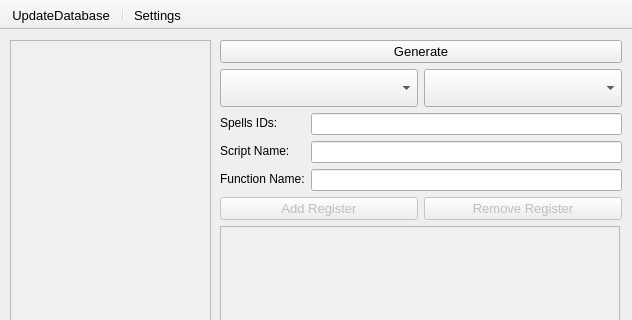
First picture: the form in mainwindow.ui, repository Yourp/UWOWDevelopHelper, before the edit; both pictures show x 0 to 632 and y 0 to 320 of the 632 by 605 pixel window.
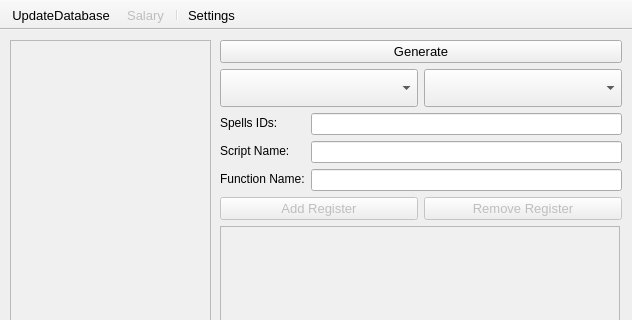
Second picture: the form after the edit. Icons and pictures are not drawn.

Patch:
```diff
--- a/mainwindow.ui
+++ b/mainwindow.ui
@@ -677,6 +677,7 @@
     <bool>false</bool>
    </attribute>
    <addaction name="A_UpdateDatabase"/>
+   <addaction name="A_Salary"/>
    <addaction name="separator"/>
    <addaction name="Settings"/>
   </widget>
@@ -718,6 +719,21 @@
     <string>UpdateDatabase</string>
    </property>
   </action>
+  <action name="A_Salary">
+   <property name="enabled">
+    <bool>false</bool>
+   </property>
+   <property name="icon">
+    <iconset>
+     <normaloff>Icons/Salary.png</normaloff>Icons/Salary.png</iconset>
+   </property>
+   <property name="text">
+    <string>Salary</string>
+   </property>
+   <property name="visible">
+    <bool>false</bool>
+   </property>
+  </action>
  </widget>
  <resources/>
  <connections/>
```
